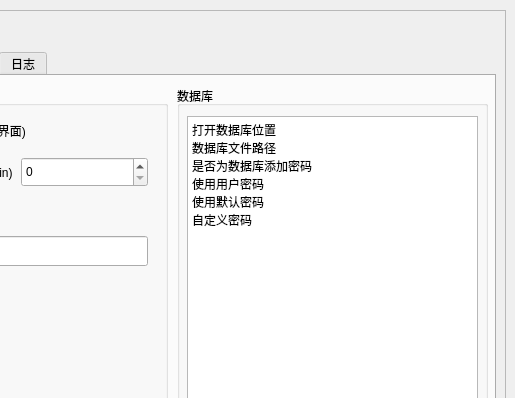
Qt form QtWorkspace/PasswordManager/QWidget/ui/dialog/optiondialog.ui (Robert-Stackflow/Workspace) before a commit; both pictures show x 165 to 680 and y 0 to 398 of the 680 by 500 pixel window.
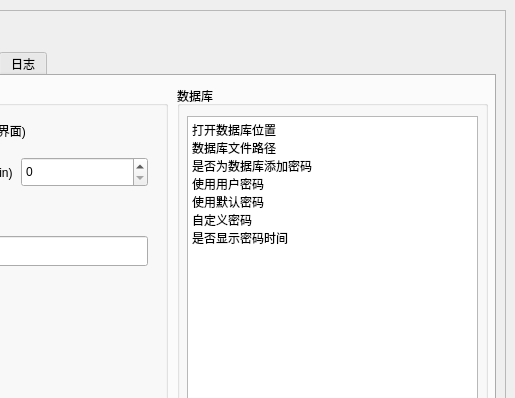
The same form after that commit. The open tabs and pages were chosen to show the change.

```diff
--- a/QtWorkspace/PasswordManager/QWidget/ui/dialog/optiondialog.ui
+++ b/QtWorkspace/PasswordManager/QWidget/ui/dialog/optiondialog.ui
@@ -189,7 +189,8 @@
 &lt;p style=&quot; margin-top:0px; margin-bottom:0px; margin-left:0px; margin-right:0px; -qt-block-indent:0; text-indent:0px;&quot;&gt;是否为数据库添加密码&lt;/p&gt;
 &lt;p style=&quot; margin-top:0px; margin-bottom:0px; margin-left:0px; margin-right:0px; -qt-block-indent:0; text-indent:0px;&quot;&gt;使用用户密码&lt;/p&gt;
 &lt;p style=&quot; margin-top:0px; margin-bottom:0px; margin-left:0px; margin-right:0px; -qt-block-indent:0; text-indent:0px;&quot;&gt;使用默认密码&lt;/p&gt;
-&lt;p style=&quot; margin-top:0px; margin-bottom:0px; margin-left:0px; margin-right:0px; -qt-block-indent:0; text-indent:0px;&quot;&gt;自定义密码&lt;/p&gt;&lt;/body&gt;&lt;/html&gt;</string>
+&lt;p style=&quot; margin-top:0px; margin-bottom:0px; margin-left:0px; margin-right:0px; -qt-block-indent:0; text-indent:0px;&quot;&gt;自定义密码&lt;/p&gt;
+&lt;p style=&quot; margin-top:0px; margin-bottom:0px; margin-left:0px; margin-right:0px; -qt-block-indent:0; text-indent:0px;&quot;&gt;是否显示密码时间&lt;/p&gt;&lt;/body&gt;&lt;/html&gt;</string>
       </property>
      </widget>
     </widget>
```
Left out of the diff: 2 changed lines with no effect on the pictures.
